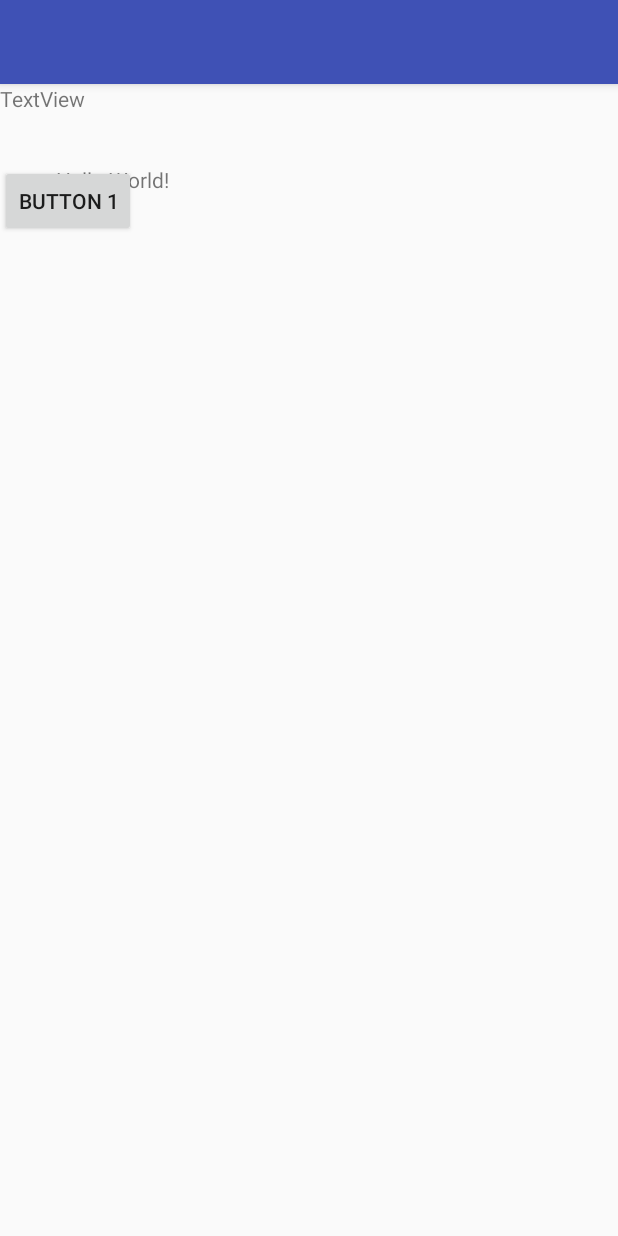
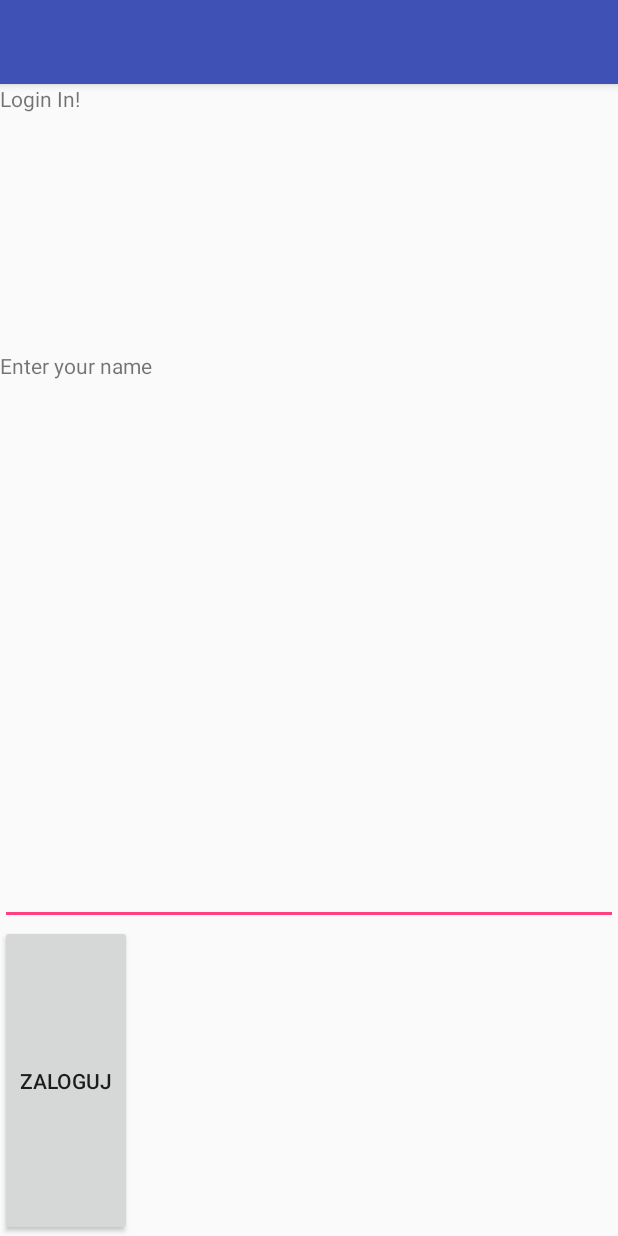
Before and after one commit to michalosak/inspiring-android, an Android app: the screen it shows after launch (MainActivity), on a phone screen of 412 x 824 dp. Run offline under Robolectric (Android 15) with nearby library versions, the phone set to English and light mode, and no system bars; libraries missing offline, so code that uses them is left out: com.kontakt.sdk; 6 statements that could not run were skipped.

Commit message:
Fix problems with gradle

```diff
--- a/app/build.gradle
+++ b/app/build.gradle
@@ -36,6 +36,7 @@ dependencies {
         // exclude Retrofit’s OkHttp dependency module and define your own module import
         exclude module: 'okhttp'
     }
+    compile 'org.json:json:20160810'
     compile 'com.google.code.gson:gson:2.6.2'
     compile 'com.squareup.retrofit2:converter-gson:2.1.0'
     compile 'com.squareup.okhttp3:logging-interceptor:3.4.1'
--- a/app/src/main/java/com/example/wickedpuppets/beabuy/MainActivity.java
+++ b/app/src/main/java/com/example/wickedpuppets/beabuy/MainActivity.java
@@ -1,26 +1,20 @@
 package com.example.wickedpuppets.beabuy;
 
 import android.Manifest;
+import android.content.Context;
 import android.content.pm.PackageManager;
-import android.net.Uri;
 import android.os.Bundle;
 import android.support.annotation.NonNull;
-import android.support.design.widget.FloatingActionButton;
-import android.support.design.widget.Snackbar;
 import android.support.v4.app.ActivityCompat;
 import android.support.v4.content.ContextCompat;
 import android.support.v7.app.AppCompatActivity;
-import android.support.v7.widget.Toolbar;
 import android.util.Log;
 import android.view.View;
-import android.view.Menu;
-import android.view.MenuItem;
 import android.widget.Button;
-import android.widget.ImageView;
-import android.widget.TextView;
+import android.widget.EditText;
 import android.widget.Toast;
 
-import com.google.gson.Gson;
+import com.example.wickedpuppets.beabuy.interfaces.RetroFitInterface;
 import com.kontakt.sdk.android.ble.connection.OnServiceReadyListener;
 import com.kontakt.sdk.android.ble.filter.ibeacon.IBeaconFilter;
 import com.kontakt.sdk.android.ble.manager.ProximityManager;
@@ -34,10 +28,16 @@ import com.kontakt.sdk.android.common.profile.IBeaconDevice;
 import com.kontakt.sdk.android.common.profile.IBeaconRegion;
 import com.kontakt.sdk.android.common.profile.IEddystoneDevice;
 import com.kontakt.sdk.android.common.profile.IEddystoneNamespace;
-import com.squareup.picasso.Picasso;
 
-import java.io.IOException;
+import org.json.JSONArray;
+import org.json.JSONException;
+import org.json.JSONObject;
+
+import java.util.ArrayList;
+import java.util.HashMap;
+import java.util.Iterator;
 import java.util.List;
+import java.util.Map;
 
 import okhttp3.OkHttpClient;
 import okhttp3.logging.HttpLoggingInterceptor;
@@ -48,86 +48,45 @@ import retrofit2.Retrofit;
 import retrofit2.converter.gson.GsonConverterFactory;
 import retrofit2.converter.scalars.ScalarsConverterFactory;
 import retrofit2.http.Body;
-import retrofit2.http.FormUrlEncoded;
-import retrofit2.http.GET;
 import retrofit2.http.POST;
-
-
-interface APIInterface {
-
-    @POST("/test")
-    Call<String> getStringScalar();
-
-//    @POST("/receive")
-//    Call<String> postBeaconInfo(@Body BeaconInfo info);
-
-
-    @POST("/receive")
-    Call<String> postBeaconInfo(@Body BeaconInfo info);
-}
-
-//public interface ScalarService {
-//    @POST("path")
-//    Call<String> getStringScalar(@Body String body);
-//}
 
 
 
 
 public class MainActivity extends AppCompatActivity {
 
+    private static final String host = "http://192.168.1.83:8080/";
+//    private static final String host = "http://localhosst:8080/";
     private static final String TAG = MainActivity.class.getSimpleName();
+    private static User user = new User();
     private ProximityManager proximityManager;
-    private ImageView imageView;
-    private ImageView imageView2;
-    private ImageView imageView3;
-
-    private Button button1;
+    private Context context;
+    private Button send;
 
 
     @Override
     protected void onCreate(Bundle savedInstanceState) {
         super.onCreate(savedInstanceState);
+        this.context = this;
+        prepareRetrofit();
         setContentView(R.layout.activity_main);
         KontaktSDK.initialize("HrIntLkGdnKSpkrrSJZpesIMXcOkUTht");
-
-
-        proximityManager = ProximityManagerFactory.create(this);
+        send = (Button) findViewById(R.id.send);
+        proximityManager = ProximityManagerFactory.create(context);
         proximityManager.setIBeaconListener(createIBeaconListener());
         setFilters();
+        send.setOnClickListener(new View.OnClickListener() {
 
-        imageView = (ImageView) findViewById(R.id.photo);
-        imageView2 = (ImageView) findViewById(R.id.photo2);
-        imageView3 = (ImageView) findViewById(R.id.photo3);
-
-
-        button1 = (Button) findViewById(R.id.button1);
-
-        Button button1 = (Button) findViewById(R.id.button1);
-        button1.setOnClickListener(new View.OnClickListener() {
-
-            TextView textView = (TextView) findViewById(R.id.productName);
-            Integer i = 0;
-            public void onClick(View v) {
-                imageView.setVisibility(View.GONE);
-                imageView2.setVisibility(View.GONE);
-                imageView3.setVisibility(View.GONE);
-//                i ++;
-
-//                if (i.equals(1)) {
-//                    loadPhoto(1);
-//                }
-//                if (i.equals(2)) {
-//                    loadPhoto(2);
-//                }
-
-                textView.setText(Integer.toString(i));
+            public void onClick(View view) {
+                Log.i("CLICK_SEND", "OK");
+                EditText name = (EditText) findViewById(R.id.inputName);
+                user.setName(name.getText().toString());
+                sendUser(host + "users/add/");
 
             }
+
         });
-
     }
-
 
 
     private void checkPermissionAndStart() {
@@ -175,7 +134,6 @@ public class MainActivity extends AppCompatActivity {
     }
 
 
-
     private void setFilters() {
         IBeaconFilter customIBeaconFilter = new IBeaconFilter() {
             @Override
@@ -190,38 +148,62 @@ public class MainActivity extends AppCompatActivity {
 
     private static Retrofit retrofit = null;
 
-
-    static void getClient(String beaconUUID) {
-
-        Log.d("RETROFIT", "getClient: called");
+    static Retrofit prepareRetrofit() {
+        Log.d("RETROFIT", "sendBeacon: called");
 
         HttpLoggingInterceptor interceptor = new HttpLoggingInterceptor();
         interceptor.setLevel(HttpLoggingInterceptor.Level.BODY);
         OkHttpClient client = new OkHttpClient.Builder().addInterceptor(interceptor).build();
 
-        Retrofit retrofit = new Retrofit.Builder()
+        return retrofit = new Retrofit.Builder()
                 .addConverterFactory(ScalarsConverterFactory.create())
                 .addConverterFactory(GsonConverterFactory.create())
                 .client(client)
-                .baseUrl("http://192.170.20.98:5000")
+                .baseUrl(host)
                 .build();
+    }
+
+    void setBaseUrl(String url) {
+        retrofit.baseUrl().newBuilder(url).build();
+    }
+
+    void sendUser(String url) {
+
+        setBaseUrl(url);
+        Call<JSONObject> postUser = retrofit.create(RetroFitInterface.class).postUser(user);
+        postUser.enqueue(new Callback<JSONObject>() {
 
 
-        BeaconInfo info = new BeaconInfo();
-        info.beacon = beaconUUID;
-        info.mail = "test2@mail.com";
-        Call<String> postBeaconInfo = retrofit.create(APIInterface.class).postBeaconInfo(info);
-
-        postBeaconInfo.enqueue(new Callback<String>() {
             @Override
-            public void onResponse(Call<String> call, Response<String> response) {
-//                Toast.makeText(, "API Response: " + response.body(), Toast.LENGTH_LONG).show();
-                Log.d("RETROFIT", "onResponse: body = " + response.body());
-                Log.d("MainActivity", "response = " + new Gson().toJson( response.body()));
+            public void onResponse(Call<JSONObject> call, Response<JSONObject> response) {
+                JSONObject bodyResponse = response.body();
             }
 
             @Override
-            public void onFailure(Call<String> call, Throwable t) {
+            public void onFailure(Call<JSONObject> call, Throwable t) {
+                Log.e("RETROFIT", "onFailure: FAILED TO SEND REQUEST");
+            }
+        });
+    }
+
+    void sendBeacon(String beaconUUID, String url) {
+        setBaseUrl(url);
+        Beacon info = new Beacon();
+        info.setBeaconId(beaconUUID);
+        info.setUser(user.getName());
+        Call<JSONObject> postBeaconInfo = MainActivity.retrofit.create(RetroFitInterface.class).postBeaconInfo(info);
+
+        postBeaconInfo.enqueue(new Callback<JSONObject>() {
+            @Override
+            public void onResponse(Call<JSONObject> call, Response<JSONObject> response) {
+//
+
+                JSONObject bodyResponse = response.body();
+
+            }
+
+            @Override
+            public void onFailure(Call<JSONObject> call, Throwable t) {
 //                Toast.makeText(this, "API FAILED!!! ", Toast.LENGTH_LONG).show();
                 Log.e("RETROFIT", "onFailure: FAILED TO SEND REQUEST");
             }
@@ -230,39 +212,10 @@ public class MainActivity extends AppCompatActivity {
 //        return service;
     }
 
-    void loadPhoto(String i) {
-
-        if (i.equals("JKyi")) {
-            Picasso.with(this)
-
-                    .load("http://x3.wykop.pl/cdn/c3201142/comment_cIqwDFW1DRwypsz6B2k4sfs4VQ06FbJp.jpg")
-
-                    .into(imageView);
-        }
-        if (i.equals("NO2W")) {
-        Picasso.with(this)
-
-                .load("http://x3.wykop.pl/cdn/c3201142/comment_cIqwDFW1DRwypsz6B2k4sfs4VQ06FbJp.jpg")
-
-                .into(imageView2); }
-
-        if (i.equals("ahGH")) {
-            Picasso.with(this)
-
-                    .load("http://x3.wykop.pl/cdn/c3201142/comment_cIqwDFW1DRwypsz6B2k4sfs4VQ06FbJp.jpg")
-
-                    .into(imageView3); }
-
-
-    }
 
     @Override
     protected void onStart() {
         super.onStart();
-      //  loadPhoto();
-
-
-
         checkPermissionAndStart();
         startScanning();
     }
@@ -292,37 +245,36 @@ public class MainActivity extends AppCompatActivity {
     }
 
 
-
     private IBeaconListener createIBeaconListener() {
         return new SimpleIBeaconListener() {
             @Override
             public void onIBeaconDiscovered(IBeaconDevice ibeacon, IBeaconRegion region) {
                 Log.i("Sample", "IBeacon discovered: " + ibeacon.getUniqueId());
                 showToast(ibeacon.getUniqueId());
-                loadPhoto(ibeacon.getUniqueId());
+                Log.i("USERNAME", user.getName());
+                if (ibeacon.getUniqueId() != null && !user.getName().isEmpty()) {
+                    sendBeacon(ibeacon.getUniqueId(), host + " beacons/");
+                    Log.i("ON UPDATED", " " + ibeacon.toString());
+                    showToast(ibeacon.getUniqueId());
+                }
             }
 
             @Override
-            public void onIBeaconsUpdated (List< IBeaconDevice > ibeacons, IBeaconRegion beaconRegions){
+            public void onIBeaconsUpdated(List<IBeaconDevice> ibeacons, IBeaconRegion beaconRegions) {
                 // when discovered beacon was not in the set proximity but it can be in the future
                 // monitor the proximity for it
 
-                Integer i =1;
+                Integer i = 1;
                 for (IBeaconDevice ibeacon : ibeacons) {
-                    i++;
-                        getClient(ibeacon.getUniqueId());
-                        Log.i(TAG, "Sample " +ibeacon.toString() );
+                    if (ibeacon.getUniqueId() != null && !user.getName().isEmpty()) {
+                        i++;
+                        sendBeacon(ibeacon.getUniqueId(), host + " beacons/");
+                        Log.i("ON UPDATED", " " + ibeacon.toString());
                         showToast(ibeacon.getUniqueId());
-
-
-
-                        loadPhoto(ibeacon.getUniqueId());
-
-
-
+                    }
                 }
 
-                }
+            }
 
 
         };
@@ -336,4 +288,48 @@ public class MainActivity extends AppCompatActivity {
             }
         };
     }
+
+
+    public static Map<String, Object> jsonToMap(JSONObject json) throws JSONException {
+        Map<String, Object> retMap = new HashMap<String, Object>();
+
+        if (json != JSONObject.NULL) {
+            retMap = toMap(json);
+        }
+        return retMap;
+    }
+
+    public static Map<String, Object> toMap(JSONObject object) throws JSONException {
+        Map<String, Object> map = new HashMap<String, Object>();
+
+        Iterator<String> keysItr = object.keys();
+        while (keysItr.hasNext()) {
+            String key = keysItr.next();
+            Object value = object.get(key);
+
+            if (value instanceof JSONArray) {
+                value = toList((JSONArray) value);
+            } else if (value instanceof JSONObject) {
+                value = toMap((JSONObject) value);
+            }
+            map.put(key, value);
+        }
+        return map;
+    }
+
+    public static List<Object> toList(JSONArray array) throws JSONException {
+        List<Object> list = new ArrayList<Object>();
+        for (int i = 0; i < array.length(); i++) {
+            Object value = array.get(i);
+            if (value instanceof JSONArray) {
+                value = toList((JSONArray) value);
+            } else if (value instanceof JSONObject) {
+                value = toMap((JSONObject) value);
+            }
+            list.add(value);
+        }
+        return list;
+    }
+
+
 }
--- /dev/null
+++ b/app/src/main/java/com/example/wickedpuppets/beabuy/User.java
@@ -0,0 +1,20 @@
+package com.example.wickedpuppets.beabuy;
+
+import java.io.Serializable;
+
+/**
+ * Created by pgurdek on 22.10.17.
+ */
+
+public class User implements Serializable{
+
+    private String name = "";
+
+    public void setName(String name) {
+        this.name = name;
+    }
+
+    public String getName() {
+        return name;
+    }
+}
--- /dev/null
+++ b/app/src/main/java/com/example/wickedpuppets/beabuy/interfaces/RetroFitInterface.java
@@ -0,0 +1,23 @@
+package com.example.wickedpuppets.beabuy.interfaces;
+
+import com.example.wickedpuppets.beabuy.Beacon;
+import com.example.wickedpuppets.beabuy.User;
+
+import org.json.JSONObject;
+
+import retrofit2.Call;
+import retrofit2.http.Body;
+import retrofit2.http.POST;
+
+/**
+ * Created by pgurdek on 22.10.17.
+ */
+
+public interface RetroFitInterface {
+
+    @POST("/users/beacons/")
+    Call<JSONObject> postBeaconInfo(@Body Beacon beacon);
+
+    @POST("/users/add/")
+    Call<JSONObject> postUser(@Body User user);
+}
--- a/app/src/main/res/layout/content_main.xml
+++ b/app/src/main/res/layout/content_main.xml
@@ -1,86 +1,64 @@
 <?xml version="1.0" encoding="utf-8"?>
-<android.support.constraint.ConstraintLayout xmlns:android="http://schemas.android.com/apk/res/android"
+
+<LinearLayout xmlns:android="http://schemas.android.com/apk/res/android"
     xmlns:app="http://schemas.android.com/apk/res-auto"
     xmlns:tools="http://schemas.android.com/tools"
     android:layout_width="match_parent"
     android:layout_height="match_parent"
+    android:orientation="vertical"
     app:layout_behavior="@string/appbar_scrolling_view_behavior"
     tools:context="com.example.wickedpuppets.beabuy.MainActivity"
     tools:showIn="@layout/activity_main">
 
+
     <TextView
+        android:id="@+id/textView"
         android:layout_width="wrap_content"
         android:layout_height="wrap_content"
-        android:text="Hello World!"
+        android:layout_weight="1"
+        android:text="Login In!"
+        app:layout_constraintBottom_toBottomOf="parent"
+        app:layout_constraintHorizontal_bias="0.108"
+        app:layout_constraintLeft_toLeftOf="parent"
+        app:layout_constraintRight_toRightOf="parent"
+        app:layout_constraintTop_toTopOf="parent"
+        app:layout_constraintVertical_bias="0.186" />
+
+    <TextView
+        android:id="@+id/textView2"
+        android:layout_width="match_parent"
+        android:layout_height="wrap_content"
+        android:layout_weight="1"
+        android:text="Enter your name"
+        app:layout_constraintBottom_toBottomOf="parent"
+        app:layout_constraintHorizontal_bias="0.108"
+        app:layout_constraintLeft_toLeftOf="parent"
+        app:layout_constraintRight_toRightOf="parent"
+        app:layout_constraintTop_toTopOf="parent"
+        app:layout_constraintVertical_bias="0.186" />
+
+    <EditText
+        android:id="@+id/inputName"
+        android:layout_width="match_parent"
+        android:layout_height="wrap_content"
+        android:layout_weight="1"
+        android:ems="10"
+        android:inputType="textPersonName"
+        android:text="" />
+
+    <Button
+        android:id="@+id/send"
+        android:layout_width="wrap_content"
+        android:layout_height="wrap_content"
+        android:layout_weight="1"
+        android:onClick="onClick"
+        android:text="Zaloguj"
         app:layout_constraintBottom_toBottomOf="parent"
         app:layout_constraintLeft_toLeftOf="parent"
         app:layout_constraintRight_toRightOf="parent"
         app:layout_constraintTop_toTopOf="parent"
-        app:layout_constraintVertical_bias="0.072"
-        app:layout_constraintHorizontal_bias="0.11" />
-
-    <LinearLayout
-        android:id="@+id/Linear"
-        android:layout_width="wrap_content"
-        android:layout_height="wrap_content"
-        android:layout_gravity="center"
-        android:baselineAligned="false"
-        android:orientation="vertical"
-        tools:layout_editor_absoluteY="0dp"
-        tools:layout_editor_absoluteX="0dp">
-        <TextView
-            android:id="@+id/productName"
-            android:layout_width="207dp"
-            android:layout_height="54dp"
-            android:text="TextView"
-            app:layout_constraintBottom_toBottomOf="parent"
-            app:layout_constraintLeft_toLeftOf="parent"
-            app:layout_constraintRight_toRightOf="parent"
-            app:layout_constraintTop_toTopOf="parent" />
-        <Button
-            android:id="@+id/button1"
-            android:onClick="onClick"
-            android:layout_width="wrap_content"
-            android:layout_height="wrap_content"
-            android:text="Button 1"
-            app:layout_constraintBottom_toBottomOf="parent"
-            app:layout_constraintLeft_toLeftOf="parent"
-            app:layout_constraintRight_toRightOf="parent"
-            app:layout_constraintTop_toTopOf="parent"
-            app:layout_constraintVertical_bias="0.172"
-            tools:layout_marginTop="300dp"/>
-        <ImageView
-            android:id="@+id/photo"
-            android:layout_width="wrap_content"
-            android:layout_height="wrap_content"
-
-            />
-        <ImageView
-            android:id="@+id/photo2"
-            android:layout_width="wrap_content"
-            android:layout_height="wrap_content"
-             />
-        <ImageView
-            android:id="@+id/photo3"
-            android:layout_width="wrap_content"
-            android:layout_height="wrap_content"
-            />
-        <ImageView
-            android:id="@+id/photo4"
-            android:layout_width="wrap_content"
-            android:layout_height="wrap_content"
-            />
-    </LinearLayout>
+        app:layout_constraintVertical_bias="0.259"
+        tools:layout_marginTop="300dp" />
 
 
-
-    <GridLayout
-        android:layout_width="18dp"
-        android:layout_height="495dp"
-        tools:layout_editor_absoluteX="8dp"
-        tools:layout_editor_absoluteY="8dp">
-
-    </GridLayout>
-
-
-</android.support.constraint.ConstraintLayout>
+</LinearLayout>
--- a/build.gradle
+++ b/build.gradle
@@ -5,7 +5,7 @@ buildscript {
         jcenter()
     }
     dependencies {
-        classpath 'com.android.tools.build:gradle:2.3.1'
+        classpath 'com.android.tools.build:gradle:2.3.3'
 
         // NOTE: Do not place your application dependencies here; they belong
         // in the individual module build.gradle files
```
Also changed, not shown: app/src/main/java/com/example/wickedpuppets/beabuy/Beacon.java (added, +36 -0 lines), app/src/main/java/com/example/wickedpuppets/beabuy/BeaconInfo.java (deleted, +0 -11 lines).
